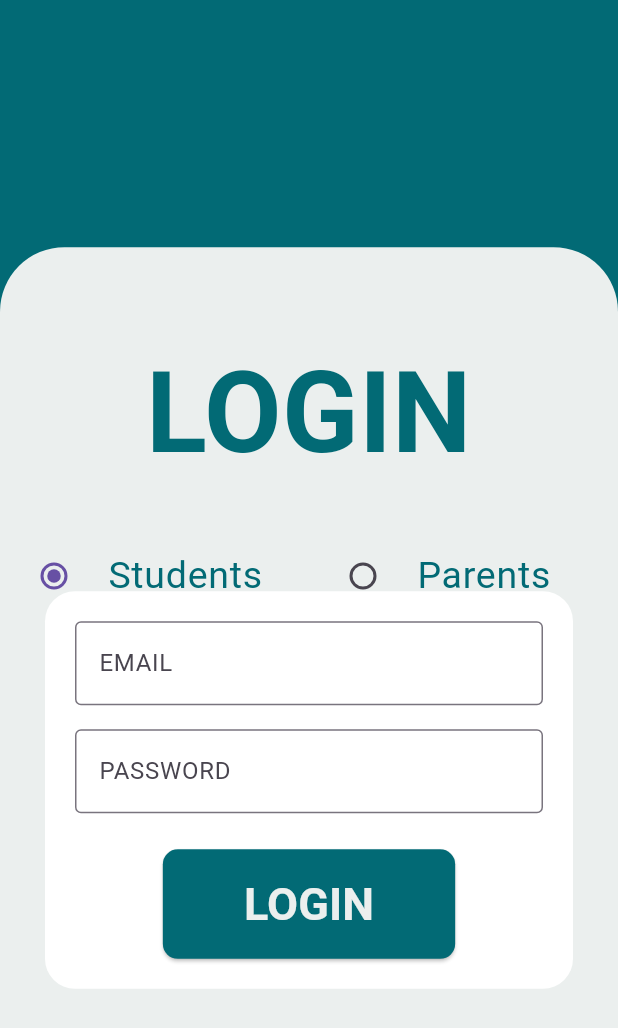
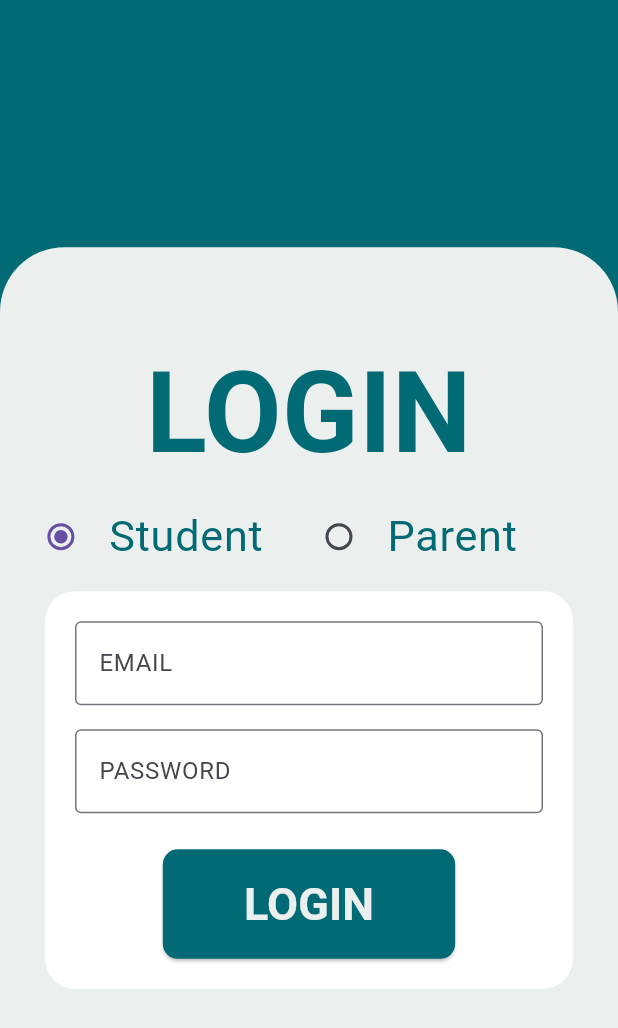
Before and after one commit to Naveen7300/digital_campus, a Flutter app: the screen it shows after launch, on a phone screen of 412 x 824 dp. Shown: the top 1028 px of the screen. Run offline on Flutter 3.47's test engine with Material 3 defaults, Android fonts, the phone set to English and light mode, and no system bars; our stand-ins replace firebase_auth, firebase_core, firebase_database; missing offline and left inert: pdfx; accounts and stored records are empty; Roboto replaces fonts that are missing (Source Serif Pro).

Commit message:
Updating the UI of the app and trying to display pdf in upcoming clsses

```diff
--- a/lib/customAppBar.dart
+++ b/lib/customAppBar.dart
@@ -17,11 +17,12 @@ class CustomAppBar extends StatelessWidget implements PreferredSizeWidget {
   @override
   Widget build(BuildContext context) {
     return AppBar(
+      backgroundColor: const Color(0xff026A75),
       leading: onBackDoubleTap != null && onBackSingleTap != null
           ? GestureDetector(
         onDoubleTap: onBackDoubleTap,
         child: IconButton(
-          icon: const Icon(Icons.arrow_back),
+          icon: const Icon(Icons.arrow_back, color: Color(0xFFCFE3DD)),
           onPressed: onBackSingleTap,
         ),
       )
@@ -32,7 +33,7 @@ class CustomAppBar extends StatelessWidget implements PreferredSizeWidget {
         Builder(
           builder: (BuildContext context) {
             return IconButton(
-              icon: const Icon(Icons.menu),
+              icon: const Icon(Icons.menu, color: Color(0xFFCFE3DD)),
               onPressed: () {
                 Scaffold.of(context).openEndDrawer(); // Corrected line
                 if (onMenuPressed != null) {
--- a/lib/login_page.dart
+++ b/lib/login_page.dart
@@ -119,7 +119,8 @@ class _LoginPageState extends State<LoginPage> with WidgetsBindingObserver {
             Positioned(
               left: 0,
               right: 0,
-              bottom: _isKeyboardVisible? screenHeight * 0.33 : screenHeight * 0.5,
+              bottom: _isKeyboardVisible? screenHeight * 0.33 : screenHeight * 0.53,
+              child: Center(
                 child: Row(
                   mainAxisAlignment: MainAxisAlignment.spaceBetween,
                   children: [
@@ -129,12 +130,16 @@ class _LoginPageState extends State<LoginPage> with WidgetsBindingObserver {
                         groupValue: isStudent,
                         onChanged: (value) => setState(() => isStudent = true),
                         title: Text(
-                          'Students',
+                            'Student',
                             style: TextStyle(
-                              fontSize: 25,
+                                fontSize: screenWidth * 0.07,
                                 color: Color(0xff026A75)
                             )
                         ),
+                        contentPadding: EdgeInsets.only(
+                          left: screenWidth * 0.05,
+                        ),
+                        visualDensity: VisualDensity.compact,
                       ),
                     ),
                     Expanded(
@@ -143,16 +148,21 @@ class _LoginPageState extends State<LoginPage> with WidgetsBindingObserver {
                         groupValue: isStudent,
                         onChanged: (value) => setState(() => isStudent = false),
                         title: Text(
-                          'Parents',
+                            'Parent',
                             style: TextStyle(
-                              fontSize: 25,
+                                fontSize: screenWidth * 0.07,
                                 color: Color(0xff026A75)
                             )
                         ),
+                        contentPadding: EdgeInsets.only(
+                          right: screenWidth * 0.05,
+                        ), // Removes default padding
+                        visualDensity: VisualDensity.compact,
                       ),
                     ),
                   ],
                 ),
+              )
             ), //Radio buttons for student and parent
             Positioned(
               bottom: _isKeyboardVisible ? 20 : screenHeight * 0.2,
--- a/lib/main_screen.dart
+++ b/lib/main_screen.dart
@@ -149,8 +149,8 @@ class _MainScreenState extends State<MainScreen> {
           ),
         ],
         currentIndex: _selectedIndex,
-        selectedItemColor: const Color(0xff49117e),
-        unselectedItemColor: const Color(0xFFE6E6FA),
+        selectedItemColor: const Color(0xff026A75),
+        unselectedItemColor: const Color(0xFFCFE3DD),
         onTap: _onItemTapped,
       ),
       endDrawer: Drawer(
@@ -159,7 +159,7 @@ class _MainScreenState extends State<MainScreen> {
           children: <Widget>[
             const DrawerHeader(
               decoration: BoxDecoration(
-                color: Colors.blue,
+                color: const Color(0xff026A75),
               ),
               child: Text('Menu'),
             ),
--- a/pubspec.yaml
+++ b/pubspec.yaml
@@ -41,7 +41,7 @@ dev_dependencies:
     sdk: flutter
   firebase_core: ^3.12.1
   firebase_auth: ^5.5.1
-  firebase_database: ^11.3.4
+  pdfx: ^2.8.0
 
   # The "flutter_lints" package below contains a set of recommended lints to
   # encourage good coding practices. The lint set provided by the package is
@@ -55,6 +55,8 @@ dev_dependencies:
 
 # The following section is specific to Flutter packages.
 flutter:
+  assets:
+    - assets/pdf/Class_TT.pdf
 
   # The following line ensures that the Material Icons font is
   # included with your application, so that you can use the icons in
```
Also changed, not shown: lib/home_page.dart (+55 -3 lines), pubspec.lock, 1 other file. Lines whose indentation alone changed are shown as unchanged.
